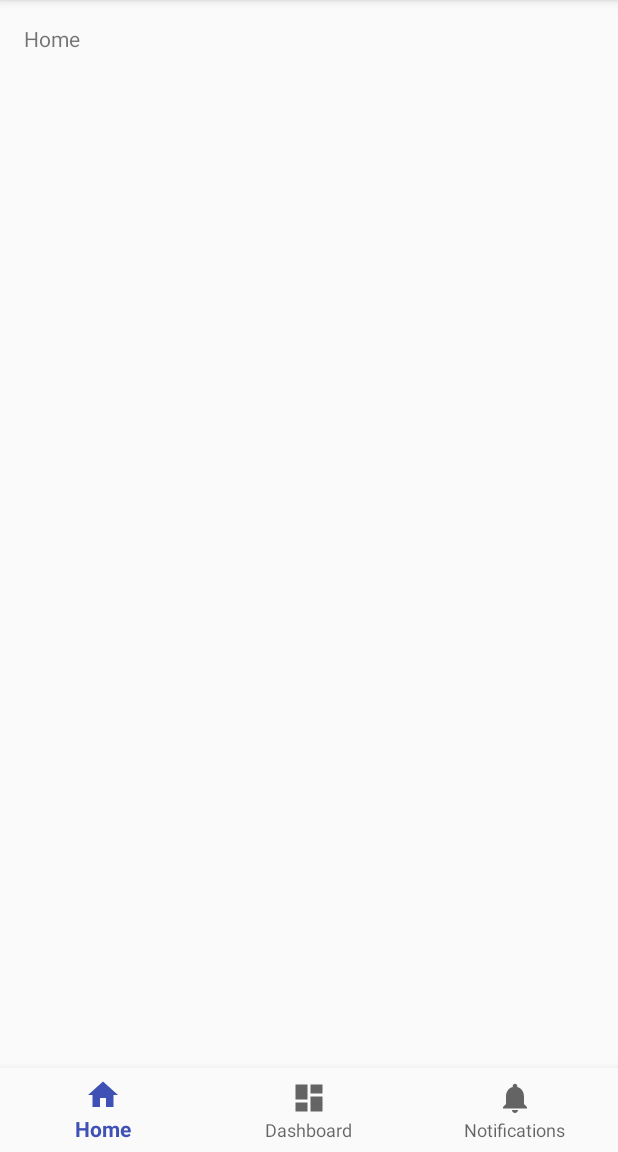
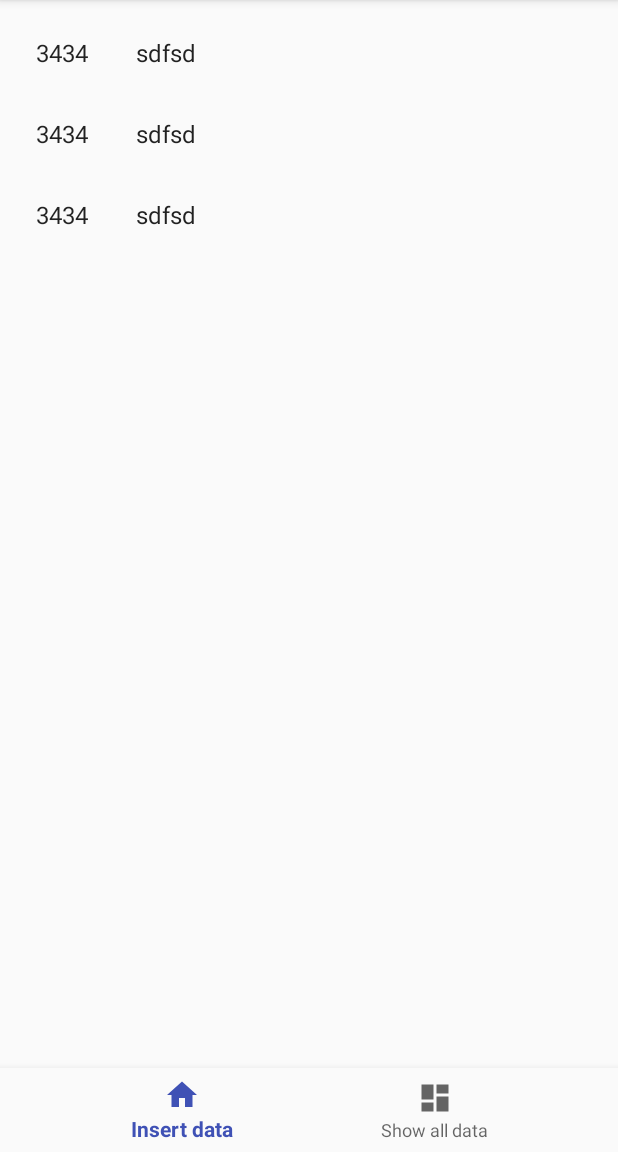
Before and after one commit to kazimdsaidul/Android-database-RND, an Android app: the screen it shows after launch (MainActivity), on a phone screen of 412 x 824 dp, the part 84-1236 px from its top. Run offline under Robolectric (Android 15) with nearby library versions, the phone set to English and light mode, and no system bars.

```diff
--- a/app/build.gradle
+++ b/app/build.gradle
@@ -24,11 +24,13 @@ android {
 
 dependencies {
     implementation fileTree(dir: 'libs', include: ['*.jar'])
-    implementation"org.jetbrains.kotlin:kotlin-stdlib-jdk7:$kotlin_version"
+    implementation "org.jetbrains.kotlin:kotlin-stdlib-jdk7:$kotlin_version"
     implementation 'com.android.support:appcompat-v7:28.0.0-rc01'
     implementation 'com.android.support:design:28.0.0-rc01'
     implementation 'com.android.support.constraint:constraint-layout:1.1.2'
     implementation 'com.android.support:support-vector-drawable:28.0.0-rc01'
+    implementation 'com.android.support:support-v4:28.0.0-rc01'
+    implementation 'com.android.support:recyclerview-v7:28.0.0-rc01'
     testImplementation 'junit:junit:4.12'
     androidTestImplementation 'com.android.support.test:runner:1.0.2'
     androidTestImplementation 'com.android.support.test.espresso:espresso-core:3.0.2'
--- a/app/src/main/AndroidManifest.xml
+++ b/app/src/main/AndroidManifest.xml
@@ -4,6 +4,7 @@
 
     <application
         android:allowBackup="true"
+        android:largeHeap="true"
         android:icon="@mipmap/ic_launcher"
         android:label="@string/app_name"
         android:roundIcon="@mipmap/ic_launcher_round"
--- a/app/src/main/java/saidul/com/androiddatabasernd/MainActivity.kt
+++ b/app/src/main/java/saidul/com/androiddatabasernd/MainActivity.kt
@@ -4,21 +4,23 @@ import android.os.Bundle
 import android.support.design.widget.BottomNavigationView
 import android.support.v7.app.AppCompatActivity
 import kotlinx.android.synthetic.main.activity_main.*
+import saidul.com.androiddatabasernd.ui.PersionFragment
+import saidul.com.androiddatabasernd.ui.dummy.DummyContent
 
-class  MainActivity : AppCompatActivity() {
+class  MainActivity : AppCompatActivity(), PersionFragment.OnListFragmentInteractionListener {
+    override fun onListFragmentInteraction(item: DummyContent.DummyItem?) {
+
+
+    }
 
     private val mOnNavigationItemSelectedListener = BottomNavigationView.OnNavigationItemSelectedListener { item ->
         when (item.itemId) {
             R.id.navigation_home -> {
-                message.setText(R.string.title_home)
+
                 return@OnNavigationItemSelectedListener true
             }
             R.id.navigation_dashboard -> {
-                message.setText(R.string.title_dashboard)
-                return@OnNavigationItemSelectedListener true
-            }
-            R.id.navigation_notifications -> {
-                message.setText(R.string.title_notifications)
+
                 return@OnNavigationItemSelectedListener true
             }
         }
--- /dev/null
+++ b/app/src/main/java/saidul/com/androiddatabasernd/ui/MyPersionRecyclerViewAdapter.kt
@@ -0,0 +1,62 @@
+package saidul.com.androiddatabasernd.ui
+
+
+import android.support.v7.widget.RecyclerView
+import android.view.LayoutInflater
+import android.view.View
+import android.view.ViewGroup
+import android.widget.TextView
+import kotlinx.android.synthetic.main.fragment_persion.view.*
+import saidul.com.androiddatabasernd.R
+import saidul.com.androiddatabasernd.ui.PersionFragment.OnListFragmentInteractionListener
+import saidul.com.androiddatabasernd.ui.dummy.DummyContent.DummyItem
+
+/**
+ * [RecyclerView.Adapter] that can display a [DummyItem] and makes a call to the
+ * specified [OnListFragmentInteractionListener].
+ * TODO: Replace the implementation with code for your data type.
+ */
+class MyPersionRecyclerViewAdapter(
+        private val mValues: ArrayList<DummyItem>,
+        private val mListener: OnListFragmentInteractionListener?)
+    : RecyclerView.Adapter<MyPersionRecyclerViewAdapter.ViewHolder>() {
+
+    private val mOnClickListener: View.OnClickListener
+
+    init {
+        mOnClickListener = View.OnClickListener { v ->
+            val item = v.tag as DummyItem
+            // Notify the active callbacks interface (the activity, if the fragment is attached to
+            // one) that an item has been selected.
+            mListener?.onListFragmentInteraction(item)
+        }
+    }
+
+    override fun onCreateViewHolder(parent: ViewGroup, viewType: Int): ViewHolder {
+        val view = LayoutInflater.from(parent.context)
+                .inflate(R.layout.fragment_persion, parent, false)
+        return ViewHolder(view)
+    }
+
+    override fun onBindViewHolder(holder: ViewHolder, position: Int) {
+        val item = mValues[position]
+        holder.mIdView.text = item.id
+        holder.mContentView.text = item.content
+
+        with(holder.mView) {
+            tag = item
+            setOnClickListener(mOnClickListener)
+        }
+    }
+
+    override fun getItemCount(): Int = mValues.size
+
+    inner class ViewHolder(val mView: View) : RecyclerView.ViewHolder(mView) {
+        val mIdView: TextView = mView.item_number
+        val mContentView: TextView = mView.content
+
+        override fun toString(): String {
+            return super.toString() + " '" + mContentView.text + "'"
+        }
+    }
+}
--- /dev/null
+++ b/app/src/main/java/saidul/com/androiddatabasernd/ui/PersionFragment.kt
@@ -0,0 +1,112 @@
+package saidul.com.androiddatabasernd.ui
+
+import android.content.Context
+import android.os.Bundle
+import android.support.v4.app.Fragment
+import android.support.v7.widget.LinearLayoutManager
+import android.view.LayoutInflater
+import android.view.View
+import android.view.ViewGroup
+import kotlinx.android.synthetic.main.fragment_persion_list.view.*
+import saidul.com.androiddatabasernd.R
+import saidul.com.androiddatabasernd.ui.dummy.DummyContent.DummyItem
+
+
+/**
+ * A fragment representing a list of Items.
+ * Activities containing this fragment MUST implement the
+ * [PersionFragment.OnListFragmentInteractionListener] interface.
+ */
+class PersionFragment : Fragment() {
+
+
+    private var listener: OnListFragmentInteractionListener? = null
+    var mValues: ArrayList<DummyItem> = arrayListOf();
+    lateinit var adapter: MyPersionRecyclerViewAdapter
+    private lateinit var linearLayoutManager: LinearLayoutManager
+
+
+    override fun onCreate(savedInstanceState: Bundle?) {
+        super.onCreate(savedInstanceState)
+
+
+    }
+
+    override fun onCreateView(inflater: LayoutInflater, container: ViewGroup?,
+                              savedInstanceState: Bundle?): View? {
+        val view = inflater.inflate(R.layout.fragment_persion_list, container, false)
+
+        // Set the adapter
+
+        adapter = MyPersionRecyclerViewAdapter(mValues, listener)
+
+
+
+        linearLayoutManager = LinearLayoutManager(activity)
+        view.list.layoutManager = linearLayoutManager
+
+        view.list.adapter = adapter
+
+
+
+        return view
+    }
+
+    override fun onActivityCreated(savedInstanceState: Bundle?) {
+        super.onActivityCreated(savedInstanceState)
+
+
+
+        load();
+        adapter.notifyDataSetChanged();
+
+
+    }
+
+
+    private fun load() {
+
+        for (i in 0..2) {
+            mValues.add(DummyItem("3434", "sdfsd", "sdfsdf"))
+        }
+
+
+    }
+
+    override fun onResume() {
+        super.onResume()
+
+    }
+
+    override fun onAttach(context: Context) {
+        super.onAttach(context)
+        if (context is OnListFragmentInteractionListener) {
+            listener = context
+        } else {
+            throw RuntimeException(context.toString() + " must implement OnListFragmentInteractionListener")
+        }
+    }
+
+    override fun onDetach() {
+        super.onDetach()
+        listener = null
+    }
+
+    /**
+     * This interface must be implemented by activities that contain this
+     * fragment to allow an interaction in this fragment to be communicated
+     * to the activity and potentially other fragments contained in that
+     * activity.
+     *
+     *
+     * See the Android Training lesson
+     * [Communicating with Other Fragments](http://developer.android.com/training/basics/fragments/communicating.html)
+     * for more information.
+     */
+    interface OnListFragmentInteractionListener {
+        // TODO: Update argument type and name
+        fun onListFragmentInteraction(item: DummyItem?)
+    }
+
+
+}
--- /dev/null
+++ b/app/src/main/java/saidul/com/androiddatabasernd/ui/dummy/DummyContent.kt
@@ -0,0 +1,66 @@
+package saidul.com.androiddatabasernd.ui.dummy
+
+import java.util.*
+import kotlin.collections.ArrayList
+
+/**
+ * Helper class for providing sample content for user interfaces created by
+ * Android template wizards.
+ *
+ * TODO: Replace all uses of this class before publishing your app.
+ */
+object DummyContent {
+
+    /**
+     * An array of sample (dummy) items.
+     */
+    val ITEMS: ArrayList<DummyItem> = ArrayList()
+
+    /**
+     * A map of sample (dummy) items, by ID.
+     */
+    val ITEM_MAP: MutableMap<String, DummyItem> = HashMap()
+
+    private val COUNT = 2
+
+
+    init {
+        // Add some sample items.
+        addItem()
+    }
+
+
+    private fun addItem() {
+
+
+
+        for (i in 1..COUNT) {
+            addItem(createDummyItem(i))
+        }
+    }
+
+    private fun addItem(item: DummyItem) {
+        ITEMS.add(item)
+        ITEM_MAP.put(item.id, item)
+    }
+
+    private fun createDummyItem(position: Int): DummyItem {
+        return DummyItem(position.toString(), "Item " + position, makeDetails(position))
+    }
+
+    private fun makeDetails(position: Int): String {
+        val builder = StringBuilder()
+        builder.append("Details about Item: ").append(position)
+        for (i in 0..position - 1) {
+            builder.append("\nMore details information here.")
+        }
+        return builder.toString()
+    }
+
+    /**
+     * A dummy item representing a piece of content.
+     */
+    data class DummyItem(val id: String, val content: String, val details: String) {
+        override fun toString(): String = content
+    }
+}
--- a/app/src/main/res/layout/activity_main.xml
+++ b/app/src/main/res/layout/activity_main.xml
@@ -8,16 +8,8 @@
     android:layout_height="match_parent"
     tools:context=".MainActivity">
 
-    <TextView
-        android:id="@+id/message"
-        android:layout_width="wrap_content"
-        android:layout_height="wrap_content"
-        android:layout_marginLeft="@dimen/activity_horizontal_margin"
-        android:layout_marginStart="@dimen/activity_horizontal_margin"
-        android:layout_marginTop="@dimen/activity_vertical_margin"
-        android:text="@string/title_home"
-        app:layout_constraintLeft_toLeftOf="parent"
-        app:layout_constraintTop_toTopOf="parent"/>
+    <include layout="@layout/contant_main_activity"/>
+
 
     <android.support.design.widget.BottomNavigationView
         android:id="@+id/navigation"
--- /dev/null
+++ b/app/src/main/res/layout/contant_main_activity.xml
@@ -0,0 +1,24 @@
+<?xml version="1.0" encoding="utf-8"?>
+<android.support.constraint.ConstraintLayout
+    xmlns:android="http://schemas.android.com/apk/res/android"
+    xmlns:app="http://schemas.android.com/apk/res-auto"
+    xmlns:tools="http://schemas.android.com/tools"
+    android:layout_width="match_parent"
+    android:layout_height="match_parent">
+
+    <fragment
+        android:id="@+id/fragment"
+        android:name="saidul.com.androiddatabasernd.ui.PersionFragment"
+        android:layout_width="0dp"
+        android:layout_height="0dp"
+        android:layout_marginBottom="8dp"
+        android:layout_marginEnd="8dp"
+        android:layout_marginLeft="8dp"
+        android:layout_marginRight="8dp"
+        android:layout_marginStart="8dp"
+        android:layout_marginTop="8dp"
+        app:layout_constraintBottom_toBottomOf="parent"
+        app:layout_constraintEnd_toEndOf="parent"
+        app:layout_constraintStart_toStartOf="parent"
+        app:layout_constraintTop_toTopOf="parent"/>
+</android.support.constraint.ConstraintLayout>
--- /dev/null
+++ b/app/src/main/res/layout/fragment_persion.xml
@@ -0,0 +1,20 @@
+<?xml version="1.0" encoding="utf-8"?>
+<LinearLayout xmlns:android="http://schemas.android.com/apk/res/android"
+              android:layout_width="wrap_content"
+              android:layout_height="wrap_content"
+              android:orientation="horizontal">
+
+    <TextView
+        android:id="@+id/item_number"
+        android:layout_width="wrap_content"
+        android:layout_height="wrap_content"
+        android:layout_margin="@dimen/text_margin"
+        android:textAppearance="?attr/textAppearanceListItem"/>
+
+    <TextView
+        android:id="@+id/content"
+        android:layout_width="wrap_content"
+        android:layout_height="wrap_content"
+        android:layout_margin="@dimen/text_margin"
+        android:textAppearance="?attr/textAppearanceListItem"/>
+</LinearLayout>
--- /dev/null
+++ b/app/src/main/res/layout/fragment_persion_list.xml
@@ -0,0 +1,13 @@
+<?xml version="1.0" encoding="utf-8"?>
+<android.support.v7.widget.RecyclerView
+    xmlns:android="http://schemas.android.com/apk/res/android"
+    xmlns:app="http://schemas.android.com/apk/res-auto"
+    xmlns:tools="http://schemas.android.com/tools"
+    android:id="@+id/list"
+    android:name="saidul.com.androiddatabasernd.ui.PersionFragment"
+    android:layout_width="match_parent"
+    android:layout_height="match_parent"
+    android:layout_marginLeft="16dp"
+    android:layout_marginRight="16dp"
+    tools:context=".ui.PersionFragment"
+    tools:listitem="@layout/fragment_persion"/>
--- a/app/src/main/res/menu/navigation.xml
+++ b/app/src/main/res/menu/navigation.xml
@@ -4,16 +4,11 @@
     <item
         android:id="@+id/navigation_home"
         android:icon="@drawable/ic_home_black_24dp"
-        android:title="@string/title_home"/>
+        android:title="@string/insert_data"/>
 
     <item
         android:id="@+id/navigation_dashboard"
         android:icon="@drawable/ic_dashboard_black_24dp"
-        android:title="@string/title_dashboard"/>
-
-    <item
-        android:id="@+id/navigation_notifications"
-        android:icon="@drawable/ic_notifications_black_24dp"
-        android:title="@string/title_notifications"/>
+        android:title="@string/show_all_data"/>
 
 </menu>
--- a/app/src/main/res/values/dimens.xml
+++ b/app/src/main/res/values/dimens.xml
@@ -2,4 +2,5 @@
     <!-- Default screen margins, per the Android Design guidelines. -->
     <dimen name="activity_horizontal_margin">16dp</dimen>
     <dimen name="activity_vertical_margin">16dp</dimen>
+    <dimen name="text_margin">16dp</dimen>
 </resources>
--- a/app/src/main/res/values/strings.xml
+++ b/app/src/main/res/values/strings.xml
@@ -3,4 +3,6 @@
     <string name="title_home">Home</string>
     <string name="title_dashboard">Dashboard</string>
     <string name="title_notifications">Notifications</string>
+    <string name="show_all_data">Show all data</string>
+    <string name="insert_data">Insert data</string>
 </resources>
```
